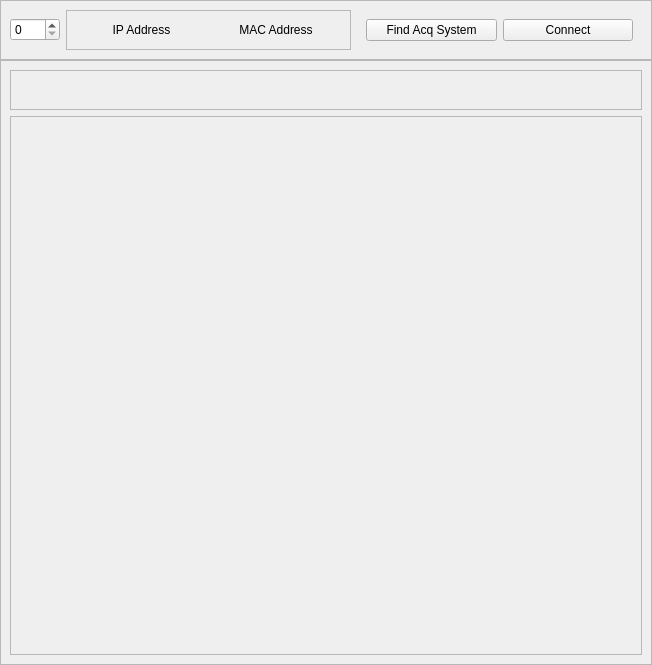
Old version of the form src/applications/mne_scan/plugins/fieldline/formfiles/fieldline_view.ui in the repository mne-tools/mne-cpp.
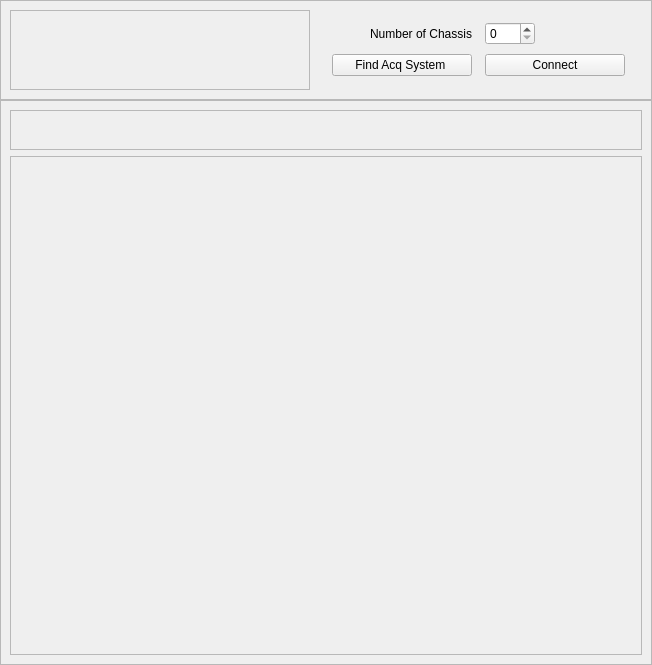
New version of the form.

Patch:
```diff
--- a/src/applications/mne_scan/plugins/fieldline/formfiles/fieldline_view.ui
+++ b/src/applications/mne_scan/plugins/fieldline/formfiles/fieldline_view.ui
@@ -45,14 +45,14 @@
      </property>
      <property name="minimumSize">
       <size>
-       <width>0</width>
-       <height>0</height>
+       <width>600</width>
+       <height>100</height>
       </size>
      </property>
      <property name="maximumSize">
       <size>
-       <width>16777215</width>
-       <height>200</height>
+       <width>800</width>
+       <height>115</height>
       </size>
      </property>
      <property name="frameShape">
@@ -62,27 +62,29 @@
       <enum>QFrame::Raised</enum>
      </property>
      <layout class="QHBoxLayout" name="horizontalLayout">
-      <item>
-       <widget class="QSpinBox" name="numChassisSpinBox">
-        <property name="maximumSize">
-         <size>
-          <width>50</width>
-          <height>16777215</height>
-         </size>
-        </property>
-       </widget>
-      </item>
       <item>
        <widget class="QFrame" name="ipMacFrame">
         <property name="enabled">
          <bool>true</bool>
         </property>
         <property name="sizePolicy">
-         <sizepolicy hsizetype="Preferred" vsizetype="Minimum">
+         <sizepolicy hsizetype="Minimum" vsizetype="Minimum">
           <horstretch>0</horstretch>
           <verstretch>0</verstretch>
          </sizepolicy>
         </property>
+        <property name="minimumSize">
+         <size>
+          <width>0</width>
+          <height>0</height>
+         </size>
+        </property>
+        <property name="maximumSize">
+         <size>
+          <width>300</width>
+          <height>110</height>
+         </size>
+        </property>
         <property name="frameShape">
          <enum>QFrame::StyledPanel</enum>
         </property>
@@ -105,86 +107,6 @@
          <property name="bottomMargin">
           <number>0</number>
          </property>
-         <item>
-          <widget class="QFrame" name="columnLabels">
-           <property name="enabled">
-            <bool>true</bool>
-           </property>
-           <property name="sizePolicy">
-            <sizepolicy hsizetype="Preferred" vsizetype="Minimum">
-             <horstretch>0</horstretch>
-             <verstretch>0</verstretch>
-            </sizepolicy>
-           </property>
-           <property name="minimumSize">
-            <size>
-             <width>0</width>
-             <height>0</height>
-            </size>
-           </property>
-           <property name="frameShape">
-            <enum>QFrame::NoFrame</enum>
-           </property>
-           <property name="frameShadow">
-            <enum>QFrame::Plain</enum>
-           </property>
-           <layout class="QHBoxLayout" name="horizontalLayout_2">
-            <property name="spacing">
-             <number>-1</number>
-            </property>
-            <property name="leftMargin">
-             <number>10</number>
-            </property>
-            <property name="topMargin">
-             <number>0</number>
-            </property>
-            <property name="rightMargin">
-             <number>10</number>
-            </property>
-            <property name="bottomMargin">
-             <number>0</number>
-            </property>
-            <item>
-             <widget class="QLabel" name="ipAddrLabel">
-              <property name="sizePolicy">
-               <sizepolicy hsizetype="Preferred" vsizetype="Minimum">
-                <horstretch>0</horstretch>
-                <verstretch>0</verstretch>
-               </sizepolicy>
-              </property>
-              <property name="text">
-               <string>IP Address</string>
-              </property>
-              <property name="alignment">
-               <set>Qt::AlignCenter</set>
-              </property>
-             </widget>
-            </item>
-            <item>
-             <widget class="QLabel" name="macAddrLabel">
-              <property name="sizePolicy">
-               <sizepolicy hsizetype="Preferred" vsizetype="Minimum">
-                <horstretch>0</horstretch>
-                <verstretch>0</verstretch>
-               </sizepolicy>
-              </property>
-              <property name="minimumSize">
-               <size>
-                <width>0</width>
-                <height>0</height>
-               </size>
-              </property>
-              <property name="text">
-               <string>MAC Address</string>
-              </property>
-              <property name="alignment">
-               <set>Qt::AlignCenter</set>
-              </property>
-             </widget>
-            </item>
-           </layout>
-          </widget>
-         </item>
         </layout>
        </widget>
       </item>
@@ -196,27 +118,71 @@
           <verstretch>0</verstretch>
          </sizepolicy>
         </property>
+        <property name="maximumSize">
+         <size>
+          <width>330</width>
+          <height>100</height>
+         </size>
+        </property>
         <property name="frameShape">
          <enum>QFrame::NoFrame</enum>
         </property>
         <property name="frameShadow">
          <enum>QFrame::Plain</enum>
         </property>
-        <layout class="QHBoxLayout" name="horizontalLayout_3">
-         <item>
+        <layout class="QGridLayout" name="gridLayout">
+         <item row="3" column="2">
           <widget class="QPushButton" name="findBtn">
+           <property name="sizePolicy">
+            <sizepolicy hsizetype="Minimum" vsizetype="Minimum">
+             <horstretch>0</horstretch>
+             <verstretch>0</verstretch>
+            </sizepolicy>
+           </property>
+           <property name="maximumSize">
+            <size>
+             <width>140</width>
+             <height>16777215</height>
+            </size>
+           </property>
            <property name="text">
-            <string>Find Acq System</string>
+            <string>Find Acq System </string>
            </property>
           </widget>
          </item>
-         <item>
+         <item row="3" column="3">
           <widget class="QPushButton" name="connectBtn">
+           <property name="minimumSize">
+            <size>
+             <width>140</width>
+             <height>0</height>
+            </size>
+           </property>
            <property name="text">
             <string>Connect</string>
            </property>
           </widget>
          </item>
+         <item row="0" column="2">
+          <widget class="QLabel" name="label">
+           <property name="text">
+            <string>Number of Chassis</string>
+           </property>
+           <property name="alignment">
+            <set>Qt::AlignRight|Qt::AlignTrailing|Qt::AlignVCenter</set>
+           </property>
+          </widget>
+         </item>
+         <item row="0" column="3">
+          <widget class="QSpinBox" name="numChassisSpinBox">
+           <property name="maximumSize">
+            <size>
+             <width>50</width>
+             <height>16777215</height>
+            </size>
+           </property>
+          </widget>
+         </item>
         </layout>
        </widget>
       </item>
```
